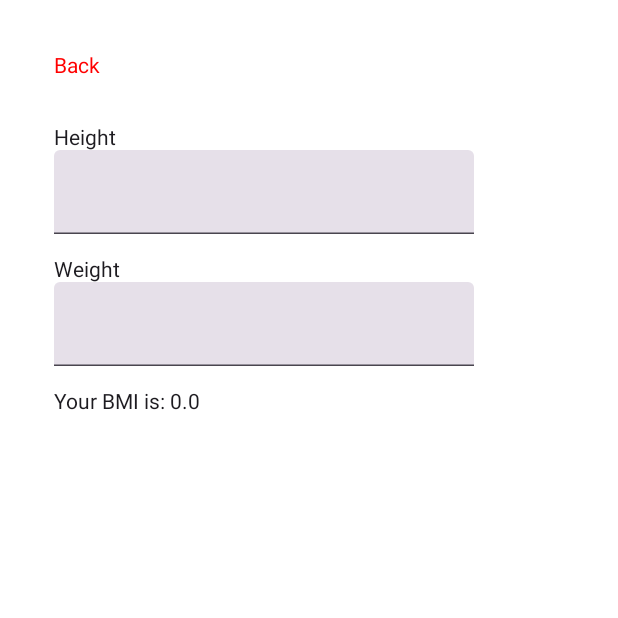
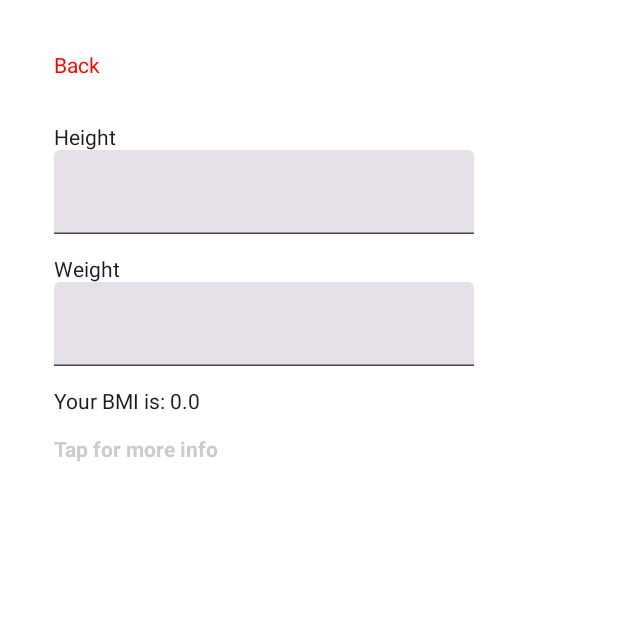
Before and after one commit to nicolegeorgieva/weight-tracker-android, an Android app built with Jetpack Compose: the composable BmiScreen shown on its own in the app's theme, on a phone screen of 412 x 824 dp, the top half of it. Run offline under Robolectric (Android 15) with nearby library versions, the light colour scheme and no system bars.

Commit message:
Add more info button to BMI screen

```diff
--- a/app/src/main/java/com/weighttracker/BmiScreen.kt
+++ b/app/src/main/java/com/weighttracker/BmiScreen.kt
@@ -1,11 +1,13 @@
 package com.weighttracker
 
 import androidx.compose.foundation.background
+import androidx.compose.foundation.clickable
 import androidx.compose.foundation.layout.*
 import androidx.compose.material3.Text
 import androidx.compose.runtime.*
 import androidx.compose.ui.Modifier
 import androidx.compose.ui.graphics.Color
+import androidx.compose.ui.text.font.FontWeight
 import androidx.compose.ui.unit.dp
 import com.weighttracker.component.BackButton
 import com.weighttracker.component.NumberInputField
@@ -46,9 +48,41 @@ fun BmiScreen() {
 
         Spacer(modifier = Modifier.height(16.dp))
         Text(text = "Your BMI is: ${bmi(height = heightInput, weight = weightInput)}")
+        Spacer(modifier = Modifier.height(16.dp))
+        MoreInfo()
     }
 }
 
 private fun bmi(height: Double, weight: Double): Double {
     return weight / (height * height)
 }
+
+@Composable
+private fun MoreInfo() {
+    var expanded by remember {
+        mutableStateOf(false)
+    }
+    Text(
+        text = if (expanded) {
+            "Tap to hide"
+        } else {
+            "Tap for more info"
+        },
+        modifier = Modifier.clickable {
+            expanded = !expanded
+        },
+        color = Color.LightGray,
+        fontWeight = FontWeight.Bold
+    )
+
+    if (expanded) {
+        Text(
+            text = "Body mass index (BMI) is a value derived from the mass (weight) and" +
+                    "height of a person. The BMI is defined as the body mass divided by the square" +
+                    "of the body height, and is expressed in units of kg/m2, resulting from mass in" +
+                    "kilograms and height in metres.",
+            modifier = Modifier,
+            color = Color.DarkGray
+        )
+    }
+}
```
